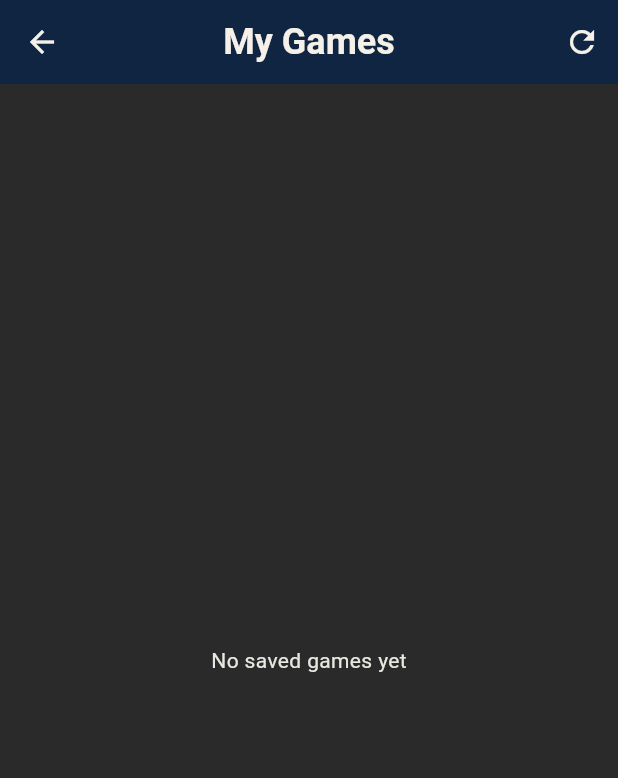
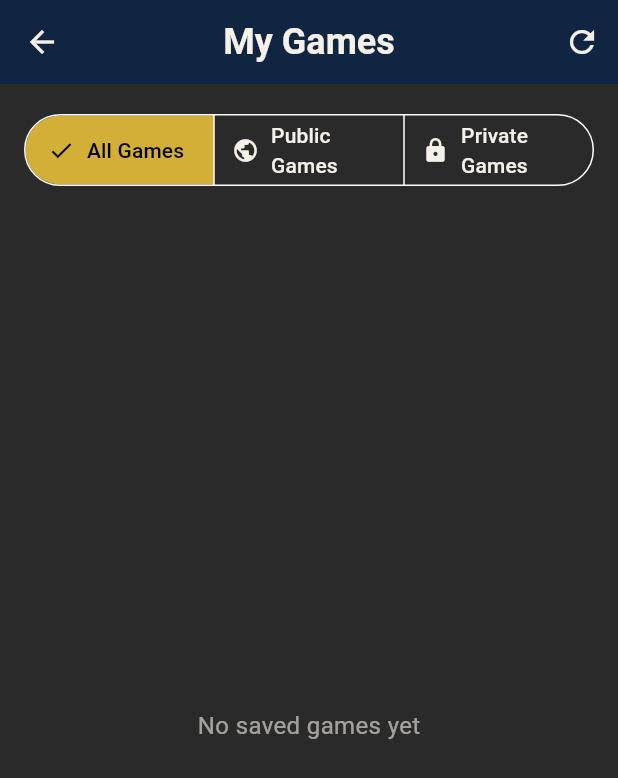
Before and after one commit to Benjination/Dice-Games, a Flutter app: the screen it shows once a user with an empty profile is signed in, after a tap on "My Saved Games", on a phone screen of 412 x 824 dp. Shown: the top 778 px of the screen. Run offline on Flutter 3.47's test engine with Material 3 defaults, Android fonts, the phone set to English and light mode, and no system bars; our stand-ins replace cloud_firestore, firebase_analytics, firebase_auth, firebase_core, shared_preferences; accounts and stored records are empty.

Commit message:
Add game filtering (Public/Private/All) and community games browsing
- Add GameFilter enum and filtering to MyGamesScreen
- Add segmented buttons to filter games by type (Public/Private/All)
- Create BrowsePublicGamesScreen for discovering community games
- Add GameService methods: loadPublicGames() and copyPublicGameToLibrary()
- Add navigation to Community Games from Game Library
- Users can now preview and save public games to their library
- Automatic name deduplication when copying games (adds Copy suffix)

```diff
--- a/lib/screens/games/my_games_screen.dart
+++ b/lib/screens/games/my_games_screen.dart
@@ -5,6 +5,16 @@ import '../../models/saved_game.dart';
 import '../../services/game_service.dart';
 import '../../theme/dark_academia_theme.dart';
 import 'dice_pool_screen.dart';
+
+/// Filter options for game visibility
+enum GameFilter {
+  all('All Games'),
+  public('Public Games'),
+  private('Private Games');
+
+  const GameFilter(this.label);
+  final String label;
+}
 
 /// Screen showing user's saved games
 class MyGamesScreen extends StatefulWidget {
@@ -18,6 +28,7 @@ class _MyGamesScreenState extends State<MyGamesScreen> {
   List<SavedGame>? _games;
   bool _isLoading = true;
   String? _error;
+  GameFilter _currentFilter = GameFilter.all;
 
   @override
   void initState() {
@@ -46,6 +57,20 @@ class _MyGamesScreenState extends State<MyGamesScreen> {
           _isLoading = false;
         });
       }
+    }
+  }
+
+  /// Filters games based on the current filter selection
+  List<SavedGame> get _filteredGames {
+    if (_games == null) return [];
+
+    switch (_currentFilter) {
+      case GameFilter.all:
+        return _games!;
+      case GameFilter.public:
+        return _games!.where((game) => game.isPublic).toList();
+      case GameFilter.private:
+        return _games!.where((game) => !game.isPublic).toList();
     }
   }
 
@@ -145,15 +170,56 @@ class _MyGamesScreenState extends State<MyGamesScreen> {
                     ],
                   ),
                 )
-              : _games == null || _games!.isEmpty
-                  ? const Center(
-                      child: Text('No saved games yet'),
-                    )
-                  : ListView.builder(
+              : Column(
+                  children: [
+                    // Filter buttons
+                    Container(
                       padding: const EdgeInsets.all(16),
-                      itemCount: _games!.length,
-                      itemBuilder: (context, index) {
-                        final game = _games![index];
+                      child: SegmentedButton<GameFilter>(
+                        segments: GameFilter.values
+                            .map(
+                              (filter) => ButtonSegment<GameFilter>(
+                                value: filter,
+                                label: Text(filter.label),
+                                icon: Icon(
+                                  filter == GameFilter.all
+                                      ? Icons.all_inclusive
+                                      : filter == GameFilter.public
+                                          ? Icons.public
+                                          : Icons.lock,
+                                ),
+                              ),
+                            )
+                            .toList(),
+                        selected: {_currentFilter},
+                        onSelectionChanged: (Set<GameFilter> selected) {
+                          setState(() {
+                            _currentFilter = selected.first;
+                          });
+                        },
+                      ),
+                    ),
+                    // Games list
+                    Expanded(
+                      child: _filteredGames.isEmpty
+                          ? Center(
+                              child: Text(
+                                _currentFilter == GameFilter.public
+                                    ? 'No public games yet'
+                                    : _currentFilter == GameFilter.private
+                                        ? 'No private games yet'
+                                        : 'No saved games yet',
+                                style: TextStyle(
+                                  color: DarkAcademiaColors.cream.withValues(alpha: 0.6),
+                                  fontSize: 16,
+                                ),
+                              ),
+                            )
+                          : ListView.builder(
+                              padding: const EdgeInsets.all(16),
+                              itemCount: _filteredGames.length,
+                              itemBuilder: (context, index) {
+                                final game = _filteredGames[index];
                         return Card(
                           margin: const EdgeInsets.only(bottom: 12),
                           child: ListTile(
@@ -207,6 +273,9 @@ class _MyGamesScreenState extends State<MyGamesScreen> {
                         );
                       },
                     ),
+                    ),
+                  ],
+                ),
     );
   }
 
--- a/lib/screens/landing_page.dart
+++ b/lib/screens/landing_page.dart
@@ -4,6 +4,7 @@ import '../../theme/dark_academia_theme.dart';
 import './auth/login_screen.dart';
 import './games/dice_pool_config_screen.dart';
 import './games/my_games_screen.dart';
+import './games/browse_public_games_screen.dart';
 import './settings/settings_screen.dart';
 
 class LandingPage extends StatelessWidget {
@@ -294,6 +295,17 @@ class GameListScreen extends StatelessWidget {
               onPressed: () {
                 Navigator.of(context).push(
                   MaterialPageRoute(
+                    builder: (_) => const BrowsePublicGamesScreen(),
+                  ),
+                );
+              },
+              icon: const Icon(Icons.public),
+              tooltip: 'Community Games',
+            ),
+            IconButton(
+              onPressed: () {
+                Navigator.of(context).push(
+                  MaterialPageRoute(
                     builder: (_) => const SettingsScreen(),
                   ),
                 );
@@ -329,6 +341,32 @@ class GameListScreen extends StatelessWidget {
                     Navigator.of(context).push(
                       MaterialPageRoute(
                         builder: (_) => const MyGamesScreen(),
+                      ),
+                    );
+                  },
+                ),
+              ),
+              const SizedBox(height: 12),
+              Card(
+                color: DarkAcademiaColors.deepForestGreen.withValues(alpha: 0.15),
+                child: ListTile(
+                  leading: const Icon(
+                    Icons.public,
+                    color: DarkAcademiaColors.antiqueBrass,
+                  ),
+                  title: const Text(
+                    'Community Games',
+                    style: TextStyle(
+                      fontWeight: FontWeight.bold,
+                      color: DarkAcademiaColors.antiqueBrass,
+                    ),
+                  ),
+                  subtitle: const Text('Browse and save public games from other players'),
+                  trailing: const Icon(Icons.arrow_forward_ios, size: 16),
+                  onTap: () {
+                    Navigator.of(context).push(
+                      MaterialPageRoute(
+                        builder: (_) => const BrowsePublicGamesScreen(),
                       ),
                     );
                   },
```
Also changed, not shown: lib/screens/games/browse_public_games_screen.dart (added, +233 -0 lines), lib/services/game_service.dart (+57 -0 lines).
